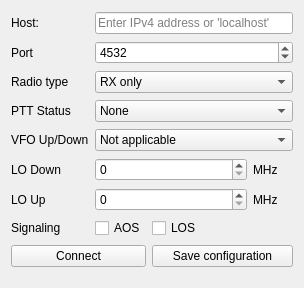
This is ui_files/Radio.ui in z-taylor/Satellite-tracker-reworked as Qt 5 draws it before an edit. The edited form follows.
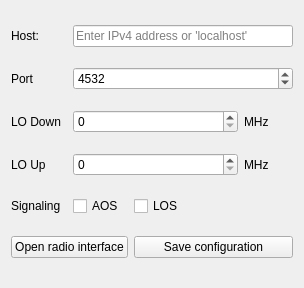
This is the edited form.

Commit message: Basic implementation of radio control

```diff
--- a/ui_files/Radio.ui
+++ b/ui_files/Radio.ui
@@ -14,45 +14,7 @@
    <string>Radio connect</string>
   </property>
   <layout class="QGridLayout" name="gridLayout">
-   <item row="1" column="2" colspan="4">
-    <widget class="QSpinBox" name="portBox">
-     <property name="maximum">
-      <number>65535</number>
-     </property>
-     <property name="value">
-      <number>4532</number>
-     </property>
-    </widget>
-   </item>
-   <item row="1" column="1">
-    <widget class="QLabel" name="label_2">
-     <property name="text">
-      <string>Port</string>
-     </property>
-    </widget>
-   </item>
-   <item row="0" column="1">
-    <widget class="QLabel" name="label">
-     <property name="text">
-      <string>Host: </string>
-     </property>
-    </widget>
-   </item>
-   <item row="6" column="2" colspan="3">
-    <widget class="QSpinBox" name="LOup">
-     <property name="maximum">
-      <number>999999999</number>
-     </property>
-    </widget>
-   </item>
-   <item row="9" column="1" colspan="2">
-    <widget class="QPushButton" name="connectButton">
-     <property name="text">
-      <string>Connect</string>
-     </property>
-    </widget>
-   </item>
-   <item row="5" column="2" colspan="3">
+   <item row="2" column="2" colspan="3">
     <widget class="QSpinBox" name="LOdown">
      <property name="buttonSymbols">
       <enum>QAbstractSpinBox::ButtonSymbols::UpDownArrows</enum>
@@ -62,123 +24,60 @@
      </property>
     </widget>
    </item>
-   <item row="2" column="1">
-    <widget class="QLabel" name="label_3">
+   <item row="5" column="2">
+    <widget class="QCheckBox" name="signalAOS">
      <property name="text">
-      <string>Radio type</string>
+      <string>AOS</string>
      </property>
     </widget>
    </item>
-   <item row="8" column="3">
-    <widget class="QCheckBox" name="signalLOS">
-     <property name="text">
-      <string>LOS</string>
-     </property>
-    </widget>
-   </item>
-   <item row="9" column="3" colspan="3">
+   <item row="6" column="3" colspan="3">
     <widget class="QPushButton" name="saveButton">
      <property name="text">
       <string>Save configuration</string>
      </property>
     </widget>
    </item>
-   <item row="6" column="5">
-    <widget class="QLabel" name="label_10">
+   <item row="1" column="1">
+    <widget class="QLabel" name="label_2">
      <property name="text">
-      <string>MHz</string>
+      <string>Port</string>
      </property>
     </widget>
    </item>
-   <item row="4" column="1">
-    <widget class="QLabel" name="label_5">
-     <property name="text">
-      <string>VFO Up/Down</string>
-     </property>
-    </widget>
-   </item>
-   <item row="8" column="1">
+   <item row="5" column="1">
     <widget class="QLabel" name="label_8">
      <property name="text">
       <string>Signaling</string>
      </property>
     </widget>
    </item>
-   <item row="2" column="2" colspan="4">
-    <widget class="QComboBox" name="rType">
-     <item>
-      <property name="text">
-       <string>RX only</string>
-      </property>
-     </item>
-     <item>
-      <property name="text">
-       <string>TX only</string>
-      </property>
-     </item>
-     <item>
-      <property name="text">
-       <string>Half-duplex</string>
-      </property>
-     </item>
-     <item>
-      <property name="text">
-       <string>Full-duplex</string>
-      </property>
-     </item>
-     <item>
-      <property name="text">
-       <string>FT817/857/897 (auto)</string>
-      </property>
-     </item>
-     <item>
-      <property name="text">
-       <string>FT817/857/897 (manual)</string>
-      </property>
-     </item>
-    </widget>
-   </item>
-   <item row="5" column="1">
-    <widget class="QLabel" name="label_6">
-     <property name="text">
-      <string>LO Down</string>
-     </property>
-    </widget>
-   </item>
-   <item row="6" column="1">
+   <item row="3" column="1">
     <widget class="QLabel" name="label_7">
      <property name="text">
       <string>LO Up</string>
      </property>
     </widget>
    </item>
-   <item row="4" column="2" colspan="4">
-    <widget class="QComboBox" name="VFOtype">
-     <item>
-      <property name="text">
-       <string>Not applicable</string>
-      </property>
-     </item>
-     <item>
-      <property name="text">
-       <string>Main ↑/ Sub ↓</string>
-      </property>
-     </item>
-     <item>
-      <property name="text">
-       <string>Sub ↑/ Main ↓</string>
-      </property>
-     </item>
-     <item>
-      <property name="text">
-       <string>A ↑/ B ↓</string>
-      </property>
-     </item>
-     <item>
-      <property name="text">
-       <string>B ↑/ A ↓</string>
-      </property>
-     </item>
+   <item row="3" column="5">
+    <widget class="QLabel" name="label_10">
+     <property name="text">
+      <string>MHz</string>
+     </property>
+    </widget>
+   </item>
+   <item row="5" column="3">
+    <widget class="QCheckBox" name="signalLOS">
+     <property name="text">
+      <string>LOS</string>
+     </property>
+    </widget>
+   </item>
+   <item row="0" column="1">
+    <widget class="QLabel" name="label">
+     <property name="text">
+      <string>Host: </string>
+     </property>
     </widget>
    </item>
    <item row="0" column="2" colspan="4">
@@ -188,44 +87,42 @@
      </property>
     </widget>
    </item>
-   <item row="8" column="2">
-    <widget class="QCheckBox" name="signalAOS">
+   <item row="6" column="1" colspan="2">
+    <widget class="QPushButton" name="connectButton">
      <property name="text">
-      <string>AOS</string>
+      <string>Open radio interface</string>
      </property>
     </widget>
    </item>
-   <item row="5" column="5">
+   <item row="2" column="1">
+    <widget class="QLabel" name="label_6">
+     <property name="text">
+      <string>LO Down</string>
+     </property>
+    </widget>
+   </item>
+   <item row="2" column="5">
     <widget class="QLabel" name="label_9">
      <property name="text">
       <string>MHz</string>
      </property>
     </widget>
    </item>
-   <item row="3" column="1">
-    <widget class="QLabel" name="label_4">
-     <property name="text">
-      <string>PTT Status</string>
+   <item row="1" column="2" colspan="4">
+    <widget class="QSpinBox" name="portBox">
+     <property name="maximum">
+      <number>65535</number>
+     </property>
+     <property name="value">
+      <number>4532</number>
      </property>
     </widget>
    </item>
-   <item row="3" column="2" colspan="4">
-    <widget class="QComboBox" name="pttStatus">
-     <item>
-      <property name="text">
-       <string>None</string>
-      </property>
-     </item>
-     <item>
-      <property name="text">
-       <string>Read PTT</string>
-      </property>
-     </item>
-     <item>
-      <property name="text">
-       <string>Read DCD</string>
-      </property>
-     </item>
+   <item row="3" column="2" colspan="3">
+    <widget class="QSpinBox" name="LOup">
+     <property name="maximum">
+      <number>999999999</number>
+     </property>
     </widget>
    </item>
   </layout>
```
The commit also changes 8 other files.
